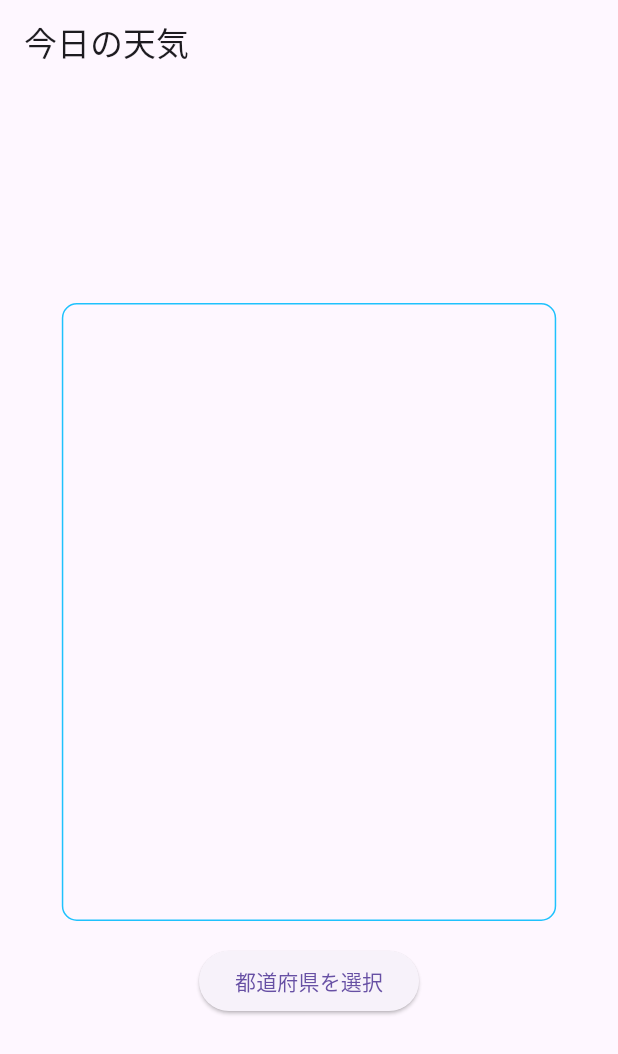
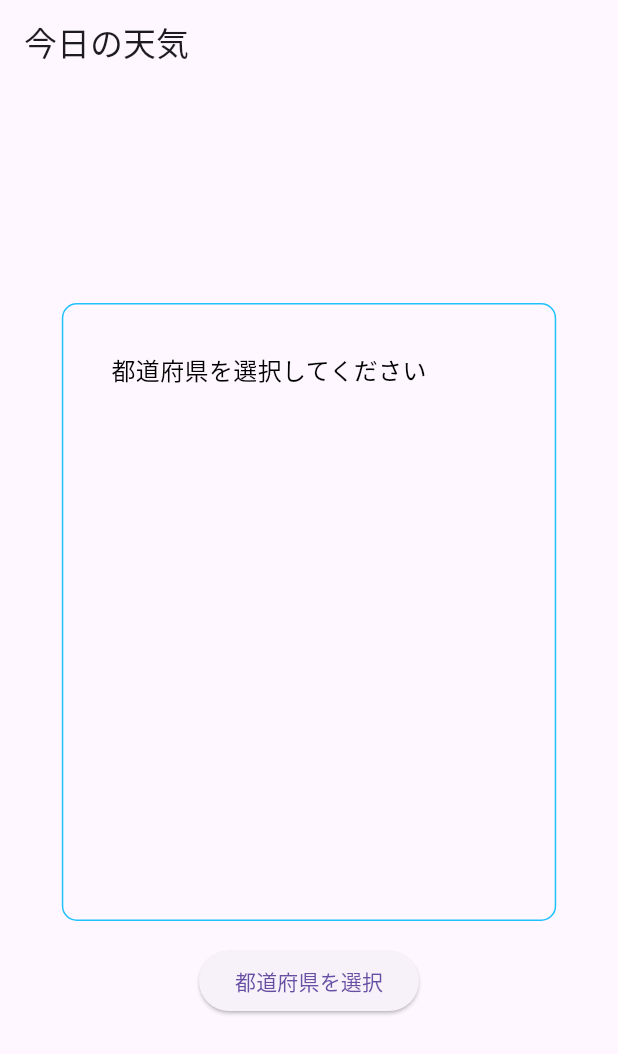
Before and after one commit to ushed/01_naakno_kosaburo, a Flutter app: the screen it shows after launch, on a phone screen of 412 x 824 dp. Shown: the top 1054 px of the screen. Run offline on Flutter 3.47's test engine with Material 3 defaults, Android fonts, the phone set to English and light mode, and no system bars.

```diff
--- a/lib/main.dart
+++ b/lib/main.dart
@@ -54,26 +54,25 @@ class _WeatherScreenState extends State<WeatherScreen> {
                 borderRadius: BorderRadius.circular(10.0),
               ),
               child: SingleChildScrollView(
-                // 天気情報が取得されていれば表示
-                child: _weatherData != null
+                child: _selectedPrefectureCode == null
+                    ? // 都道府県が選択されていない場合
+                    Padding(
+                        padding: const EdgeInsets.all(16.0),
+                        child: Text(
+                          '都道府県を選択してください',
+                          style: TextStyle(fontSize: 16, color: Colors.black),
+                        ),
+                      )
+                    : _weatherData != null
                         ? Padding(
                             padding: const EdgeInsets.all(16.0),
                             child: Column(
                               crossAxisAlignment: CrossAxisAlignment.start,
                               children: [
+                                // "text" のみを表示
                                 Text(
-                              _weatherData!.targetArea,
-                              style: TextStyle(
-                                fontSize: 18,
-                                fontWeight: FontWeight.bold,
-                              ),
-                            ),
-                            const SizedBox(height: 8),
-                            SingleChildScrollView(
-                              child: Text(
                                   _weatherData!.text,
                                   style: TextStyle(fontSize: 16),
-                              ),
                                 ),
                               ],
                             ),
```
Lines whose indentation alone changed are shown as unchanged.
